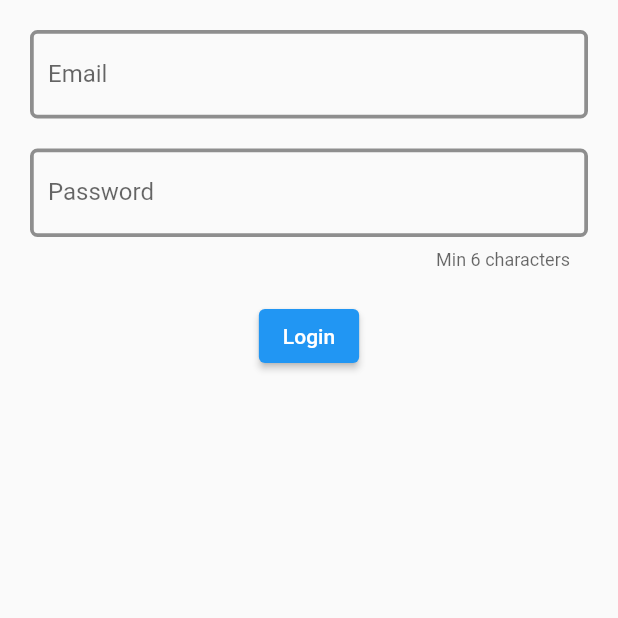
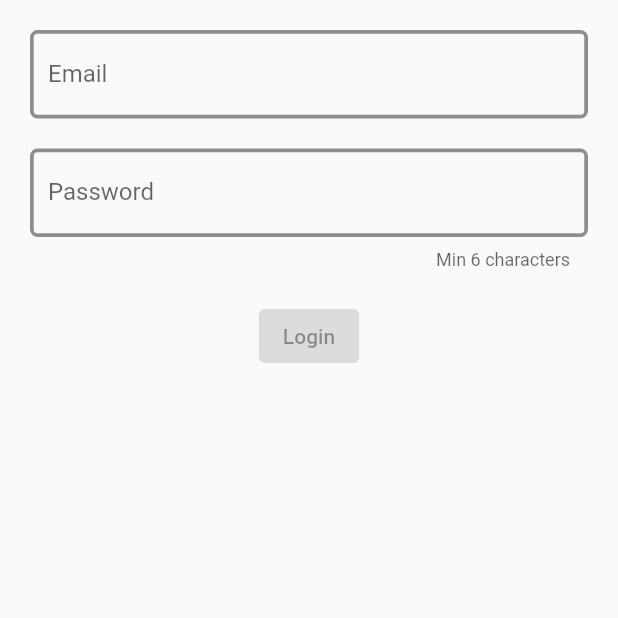
Before and after one commit to omkarChend1kar/login_form_Bloc, a Flutter app: the screen it shows after launch, on a phone screen of 412 x 824 dp, the top half of it. Run offline on Flutter 3.47's test engine with Material 2 defaults, Android fonts, the light colour scheme and no system bars; our stand-ins replace rxdart.

Commit message:
Adding functionality to ElevatedButton such that its Accesible only when Both email and password are valid

```diff
--- a/lib/src/blocs/bloc.dart
+++ b/lib/src/blocs/bloc.dart
@@ -1,10 +1,11 @@
 import 'dart:async';
-
+import 'package:rxdart/rxdart.dart';
 import 'package:login_form_bloc/src/blocs/validators.dart';
 
 class Bloc extends Object with Validators {
-  final _emailController = StreamController<String>();
-  final _passwordController = StreamController<String>();
+  //using StreamController.broadcast() since only StreamController has single subscription model which lets us listen to the stream events once
+  final _emailController = StreamController<String>.broadcast();
+  final _passwordController = StreamController<String>.broadcast();
 
   //This lets you add data input to the stream.
   Function(String) get onchangeEmail => _emailController.sink.add;
@@ -12,7 +13,18 @@ class Bloc extends Object with Validators {
 
   //This lets you add data from Stream.
   Stream<String> get email => _emailController.stream.transform(validateEmail);
-  Stream<String> get password =>_passwordController.stream.transform(validatePassword);
+  Stream<String> get password =>
+      _passwordController.stream.transform(validatePassword);
+
+  //Using Rxdart lib to make the submit button operable only when both email and password are valid
+  Stream<bool> get submitValid =>
+      CombineLatestStream.combine2(email, password, (e, p) => true);
+
+  //callback for onPressed button
+  submit() {
+    // print(email);
+    // print(password);
+  }
 
   //Everytime we create streamcontroller unless we close it,Its sink stays open
   dispose() {
--- a/lib/src/screens/login_screen.dart
+++ b/lib/src/screens/login_screen.dart
@@ -28,7 +28,7 @@ class _LoginScreenState extends State<LoginScreen> {
               width: 100,
               height: 20,
             ),
-            submitButton()
+            submitButton(bloc),
           ],
         ),
       ),
@@ -130,7 +130,15 @@ class _LoginScreenState extends State<LoginScreen> {
         });
   }
 
-  Widget submitButton() {
-    return ElevatedButton(onPressed: (() => {}), child: const Text('Login'));
+  Widget submitButton(Bloc bloc) {
+    return StreamBuilder<Object>(
+      stream: bloc.submitValid,
+      builder: (context, snapshot) {
+        return ElevatedButton(
+          onPressed: snapshot.hasData ? bloc.submit : null,
+          child: const Text('Login'),
+        );
+      },
+    );
   }
 }
--- a/pubspec.yaml
+++ b/pubspec.yaml
@@ -34,6 +34,7 @@ dependencies:
   # The following adds the Cupertino Icons font to your application.
   # Use with the CupertinoIcons class for iOS style icons.
   cupertino_icons: ^1.0.2
+  rxdart: ^0.27.3
 
 dev_dependencies:
   flutter_test:
```
Also changed, not shown: pubspec.lock.
